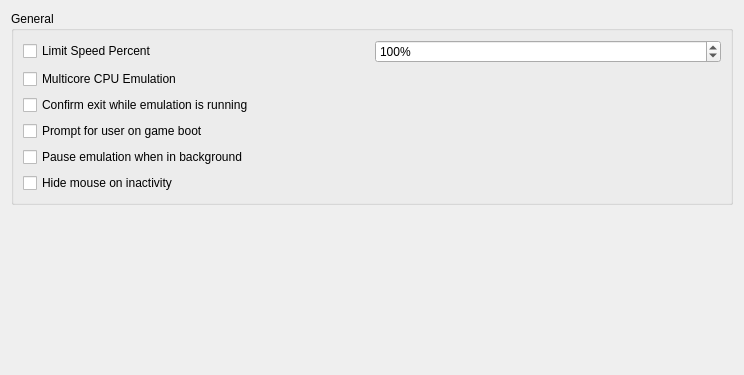
Old version of the form src/yuzu/configuration/configure_general.ui in the repository QuantumGhost/yuzu; both pictures show x 0 to 744 and y 0 to 375 of the 744 by 568 pixel window.
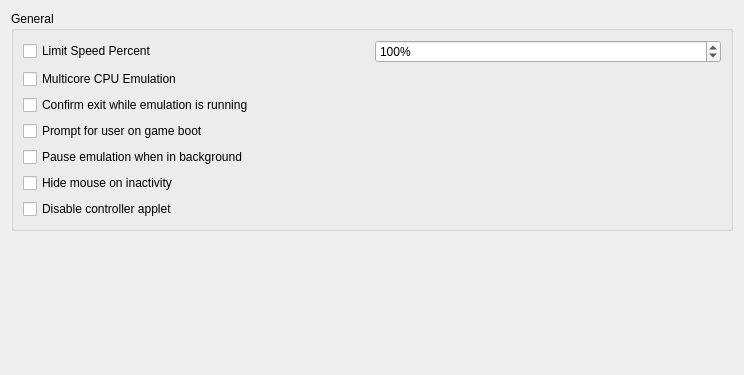
New version of the form.

The edit to the form file:
```diff
--- a/src/yuzu/configuration/configure_general.ui
+++ b/src/yuzu/configuration/configure_general.ui
@@ -89,6 +89,13 @@
             </property>
            </widget>
           </item>
+          <item>
+           <widget class="QCheckBox" name="toggle_controller_applet_disabled">
+            <property name="text">
+             <string>Disable controller applet</string>
+            </property>
+           </widget>
+          </item>
          </layout>
         </item>
        </layout>
```
